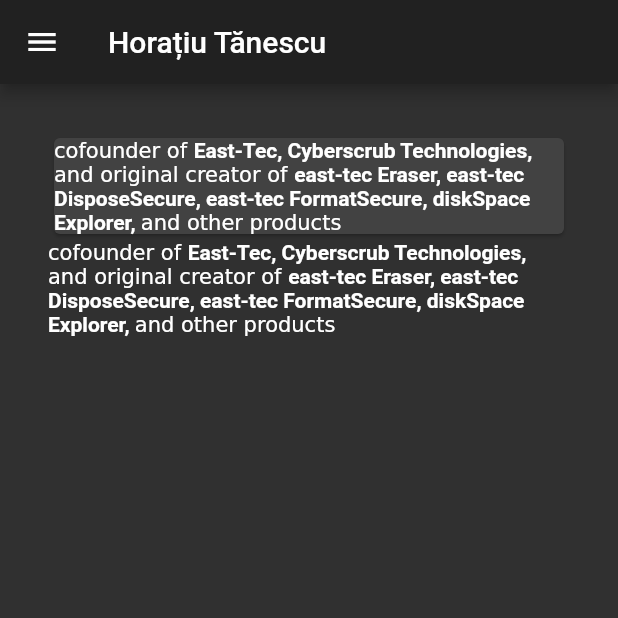
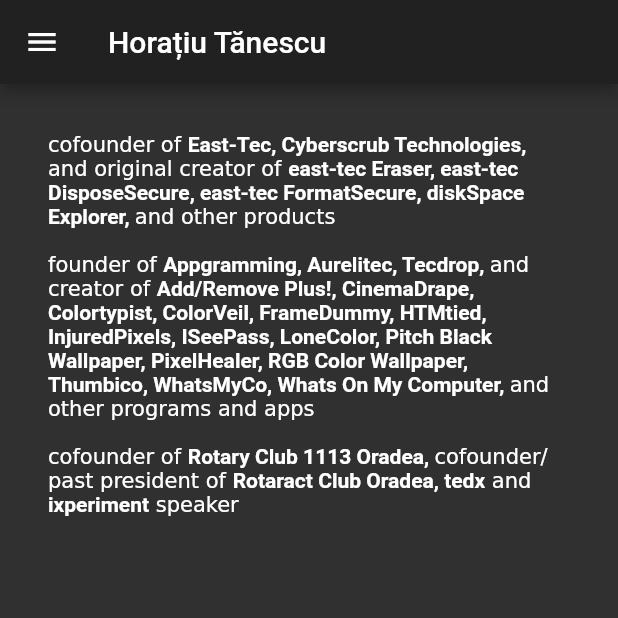
Before and after one commit to horatiudotme/2020.horatiu.me, a Flutter app: the screen it shows after launch, on a phone screen of 412 x 824 dp, the top half of it. Run offline on Flutter 3.47's test engine with Material 2 defaults, Android fonts, the phone set to English and light mode, and no system bars.

Commit message:
Add text content

```diff
--- a/lib/pages/home.dart
+++ b/lib/pages/home.dart
@@ -10,48 +10,87 @@
         title: Text(AppStrings.siteName),
       ),
       drawer: Drawer(),
-      body: Padding(
+      body: _buildBody(),
+    );
+  }
+
+  Widget _buildBody() {
+    return Padding(
       padding: const EdgeInsets.all(32.0),
       child: Column(
-          children: [
-            Card(
-              child: RichText(
+        children: _buildTextContent(),
+      ),
+    );
+  }
+
+  List<Widget> _buildTextContent() {
+    return [
+      RichText(
         text: TextSpan(
           text: 'cofounder of ',
-                  // style: DefaultTextStyle.of(context).style,
           children: [
             LinkTextSpan(text: 'East-Tec, ', url: 'https://www.east-tec.com'),
             LinkTextSpan(text: 'Cyberscrub Technologies, ', url: 'https://www.cyberscrub.com'),
             TextSpan(text: 'and original creator of '),
             LinkTextSpan(text: 'east-tec Eraser, ', url: 'https://www.east-tec.com/eraser/'),
             LinkTextSpan(text: 'east-tec DisposeSecure, ', url: 'http://www.east-tec.com/disposesecure/'),
-                    LinkTextSpan(text: 'east-tec FormatSecure, ', url: 'https://web.archive.org/web/20050509180501/http://www.east-tec.com/formatsc/'),
-                    LinkTextSpan(text: 'diskSpace Explorer, ', url: 'https://web.archive.org/web/20060406190416/http://www.east-tec.com/diskmanager/'),
+            LinkTextSpan(
+                text: 'east-tec FormatSecure, ',
+                url: 'https://web.archive.org/web/20050509180501/http://www.east-tec.com/formatsc/'),
+            LinkTextSpan(
+                text: 'diskSpace Explorer, ',
+                url: 'https://web.archive.org/web/20060406190416/http://www.east-tec.com/diskmanager/'),
             TextSpan(text: 'and other products'),
           ],
         ),
       ),
+      SizedBox(height: 16.0),
+      RichText(
+        text: TextSpan(
+          text: 'founder of ',
+          children: [
+            LinkTextSpan(text: 'Appgramming, ', url: 'https://www.appgramming.com'),
+            LinkTextSpan(text: 'Aurelitec, ', url: 'https://www.aurelitec.com'),
+            LinkTextSpan(text: 'Tecdrop, ', url: 'https://www.tecdrop.com'),
+            TextSpan(text: 'and creator of '),
+            LinkTextSpan(
+                text: 'Add/Remove Plus!, ',
+                url: 'https://web.archive.org/web/20041011051204/http://www.aurelitec.com/software/arplus/'),
+            LinkTextSpan(text: 'CinemaDrape, ', url: 'https://www.aurelitec.com/cinemadrape/'),
+            LinkTextSpan(text: 'Colortypist, ', url: 'https://www.aurelitec.com/colortypist/'),
+            LinkTextSpan(text: 'ColorVeil, ', url: 'https://www.aurelitec.com/colorveil/'),
+            LinkTextSpan(text: 'FrameDummy, ', url: 'http://www.appgramming.com/framedummy/'),
+            LinkTextSpan(text: 'HTMtied, ', url: 'http://www.aurelitec.com/htmtied/'),
+            LinkTextSpan(text: 'InjuredPixels, ', url: 'http://www.aurelitec.com/injuredpixels/'),
+            LinkTextSpan(text: 'ISeePass, ', url: 'http://www.tecdrop.com/iseepass/'),
+            LinkTextSpan(text: 'LoneColor, ', url: 'http://www.appgramming.com/lonecolor/'),
+            LinkTextSpan(text: 'Pitch Black Wallpaper, ', url: 'http://www.tecdrop.com/pitchblackwallpaper/'),
+            LinkTextSpan(text: 'PixelHealer, ', url: 'http://www.aurelitec.com/pixelhealer/'),
+            LinkTextSpan(text: 'RGB Color Wallpaper, ', url: 'http://www.tecdrop.com/rgbcolorwallpaper/'),
+            LinkTextSpan(text: 'Thumbico, ', url: 'http://www.aurelitec.com/thumbico/'),
+            LinkTextSpan(text: 'WhatsMyCo, ', url: 'http://www.aurelitec.com/whatsmyco/'),
+            LinkTextSpan(
+                text: 'Whats On My Computer, ',
+                url: 'https://web.archive.org/web/20040622013006/http://www.whatsonmycomputer.com/'),
+            TextSpan(text: 'and other programs and apps'),
+          ],
         ),
-
+      ),
+      SizedBox(height: 16.0),
       RichText(
         text: TextSpan(
           text: 'cofounder of ',
-                // style: DefaultTextStyle.of(context).style,
           children: [
-                  LinkTextSpan(text: 'East-Tec, ', url: 'https://www.east-tec.com'),
-                  LinkTextSpan(text: 'Cyberscrub Technologies, ', url: 'https://www.cyberscrub.com'),
-                  TextSpan(text: 'and original creator of '),
-                  LinkTextSpan(text: 'east-tec Eraser, ', url: 'https://www.east-tec.com/eraser/'),
-                  LinkTextSpan(text: 'east-tec DisposeSecure, ', url: 'http://www.east-tec.com/disposesecure/'),
-                  LinkTextSpan(text: 'east-tec FormatSecure, ', url: 'https://web.archive.org/web/20050509180501/http://www.east-tec.com/formatsc/'),
-                  LinkTextSpan(text: 'diskSpace Explorer, ', url: 'https://web.archive.org/web/20060406190416/http://www.east-tec.com/diskmanager/'),
-                  TextSpan(text: 'and other products'),
-                ],
-              ),
-            )
+            LinkTextSpan(text: 'Rotary Club 1113 Oradea, ', url: 'https://rotary1113.ro/'),
+            TextSpan(text: 'cofounder/past president of '),
+            LinkTextSpan(text: 'Rotaract Club Oradea, ', url: 'https://www.facebook.com/rotaractoradea/'),
+            LinkTextSpan(text: 'tedx', url: 'https://www.ted.com/about/programs-initiatives/tedx-program'),
+            TextSpan(text: ' and '),
+            LinkTextSpan(text: 'ixperiment', url: 'http://ixperiment.ro/'),
+            TextSpan(text: ' speaker '),
           ],
         ),
       ),
-    );
+    ];
   }
 }
```
Lines whose indentation alone changed are shown as unchanged.
